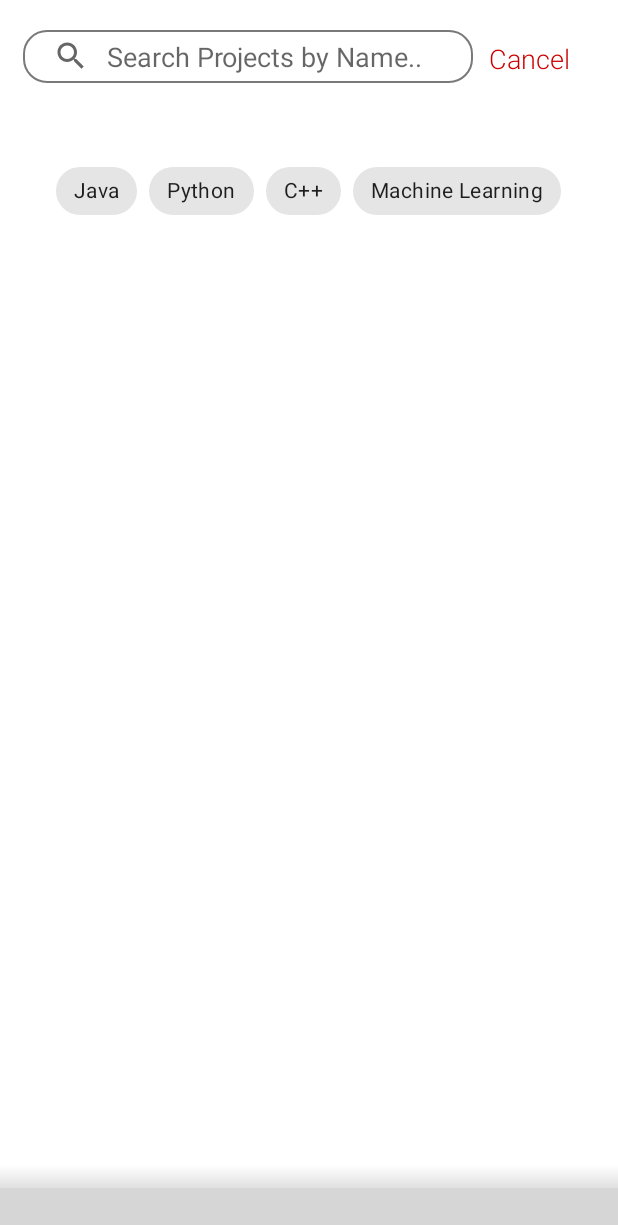
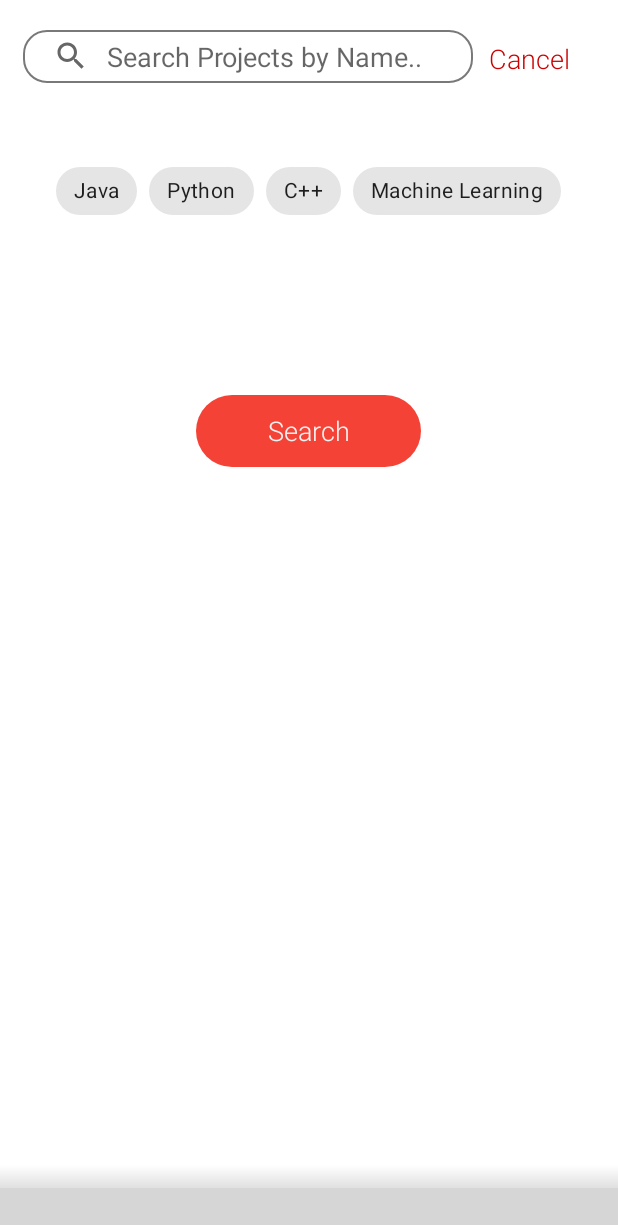
Before and after one commit to ShawnGoh/Amigo-Project, an Android app: the fragment SearchFragment placed in its activity, on a phone screen of 412 x 824 dp. Shown: the top 1225 px of the screen. Run offline under Robolectric (Android 15) with nearby library versions, the phone set to English and light mode, and no system bars; our stand-ins replace Firebase (no records; nobody signed in at launch, a user with empty details on screens opened directly), FlexboxLayout; libraries missing offline, so code that uses them is left out: com.ismaeldivita.chipnavigation; plain views replace ChipNavigationBar; 5 statements that could not run were skipped; grey boxes are pictures that could not be loaded.

Commit message:
search bar 80%

```diff
--- a/app/build.gradle
+++ b/app/build.gradle
@@ -55,7 +55,6 @@ dependencies {
 
     implementation 'de.hdodenhof:circleimageview:3.1.0'
     implementation 'com.google.android:flexbox:2.0.1'
-}
 
     implementation 'com.github.bumptech.glide:glide:4.11.0'
     annotationProcessor 'com.github.bumptech.glide:compiler:4.11.0'
--- a/app/src/main/java/com/example/infosys1d_amigoproject/SearchFragment.java
+++ b/app/src/main/java/com/example/infosys1d_amigoproject/SearchFragment.java
@@ -2,6 +2,7 @@ package com.example.infosys1d_amigoproject;
 
 import android.app.SearchManager;
 import android.content.Context;
+import android.content.Intent;
 import android.os.Bundle;
 
 import androidx.fragment.app.Fragment;
@@ -13,6 +14,7 @@ import android.view.ViewGroup;
 import android.widget.Button;
 import android.widget.SearchView;
 
+import com.example.infosys1d_amigoproject.projectmanagement.ExploreProjectListings;
 import com.google.android.material.chip.Chip;
 import com.google.android.material.chip.ChipGroup;
 
@@ -39,6 +41,8 @@ public class SearchFragment extends Fragment {
     private Context mcontext;
     private ChipGroup mfilters;
     private ArrayList<String> selectedChipData;
+    private String filterString;
+    private Button searchButton;
 
     public SearchFragment() {
         // Required empty public constructor
@@ -102,27 +106,38 @@ public class SearchFragment extends Fragment {
             newChip.setText(text);
             mfilters.addView(newChip);}
 
-        // Associate searchable configuration with the SearchView
-        SearchManager searchManager =
-                (SearchManager) mcontext.getSystemService(Context.SEARCH_SERVICE);
-
-        searchView.setSearchableInfo(
-                searchManager.getSearchableInfo(getComponentName()));
+//        // Associate searchable configuration with the SearchView
+//        SearchManager searchManager =
+//                (SearchManager) mcontext.getSystemService(Context.SEARCH_SERVICE);
+//
+//        searchView.setSearchableInfo(
+//                searchManager.getSearchableInfo(getComponentName()));
 
         searchView.setOnQueryTextListener(new SearchView.OnQueryTextListener() {
             @Override
             public boolean onQueryTextSubmit(String query) {
-                ArrayList<String> filters = submitFilters();
-
                 return false;
             }
 
             @Override
             public boolean onQueryTextChange(String newText) {
+                filterString = newText;
                 return false;
             }
         });
-
+        searchButton = view.findViewById(R.id.searchButton);
+        searchButton.setOnClickListener(new View.OnClickListener() {
+            @Override
+            public void onClick(View v) {
+                selectedChipData = new ArrayList<String>();
+                selectedChipData = submitFilters();
+                Intent resultIntent = new Intent(getActivity(), ExploreProjectListings.class);
+                resultIntent.setAction(Intent.ACTION_SEARCH);
+                resultIntent.putExtra("skills_filter", selectedChipData.toString());
+                resultIntent.putExtra("text_filter", filterString);
+                startActivity(resultIntent);
+            }
+        });
         return view;
     }
 
--- a/app/src/main/res/layout/fragment_search.xml
+++ b/app/src/main/res/layout/fragment_search.xml
@@ -48,27 +48,41 @@
     <com.google.android.flexbox.FlexboxLayout
         android:layout_width="match_parent"
         android:layout_height="0dp"
-        app:layout_constraintBottom_toBottomOf="parent"
-        app:layout_constraintEnd_toEndOf="parent"
-        app:layout_constraintStart_toStartOf="parent"
         android:gravity="center"
         android:orientation="horizontal"
         app:flexWrap="wrap"
         app:justifyContent="center"
+        app:layout_constraintBottom_toTopOf="@+id/searchButton"
+        app:layout_constraintEnd_toEndOf="parent"
+        app:layout_constraintStart_toStartOf="parent"
         app:layout_constraintTop_toBottomOf="@+id/linearLayout2">
 
         <com.google.android.material.chip.ChipGroup
             android:id="@+id/filterChipGroup"
             android:layout_width="wrap_content"
             android:layout_height="wrap_content"
-            android:textAlignment="center"
-            android:clipToPadding="true"
             android:layout_centerHorizontal="true"
             android:layout_marginStart="24dp"
             android:layout_marginTop="40dp"
-            android:layout_marginEnd="24dp">
+            android:layout_marginEnd="24dp"
+            android:clipToPadding="true"
+            android:textAlignment="center">
 
         </com.google.android.material.chip.ChipGroup>
     </com.google.android.flexbox.FlexboxLayout>
 
+    <Button
+        android:id="@+id/searchButton"
+        android:layout_width="150dp"
+        android:layout_height="wrap_content"
+        android:layout_marginStart="130dp"
+        android:layout_marginTop="200dp"
+        android:layout_marginEnd="131dp"
+        android:background="@drawable/rounded"
+        android:backgroundTint="#F44336"
+        android:text="Search"
+        app:layout_constraintEnd_toEndOf="parent"
+        app:layout_constraintStart_toStartOf="parent"
+        app:layout_constraintTop_toBottomOf="@+id/linearLayout2" />
+
 </androidx.constraintlayout.widget.ConstraintLayout>
```
Also changed, not shown: app/src/main/java/com/example/infosys1d_amigoproject/MyAdapter.java (+42 -9 lines), app/src/main/java/com/example/infosys1d_amigoproject/projectmanagement/ExploreProjectListings.java (+10 -3 lines).
